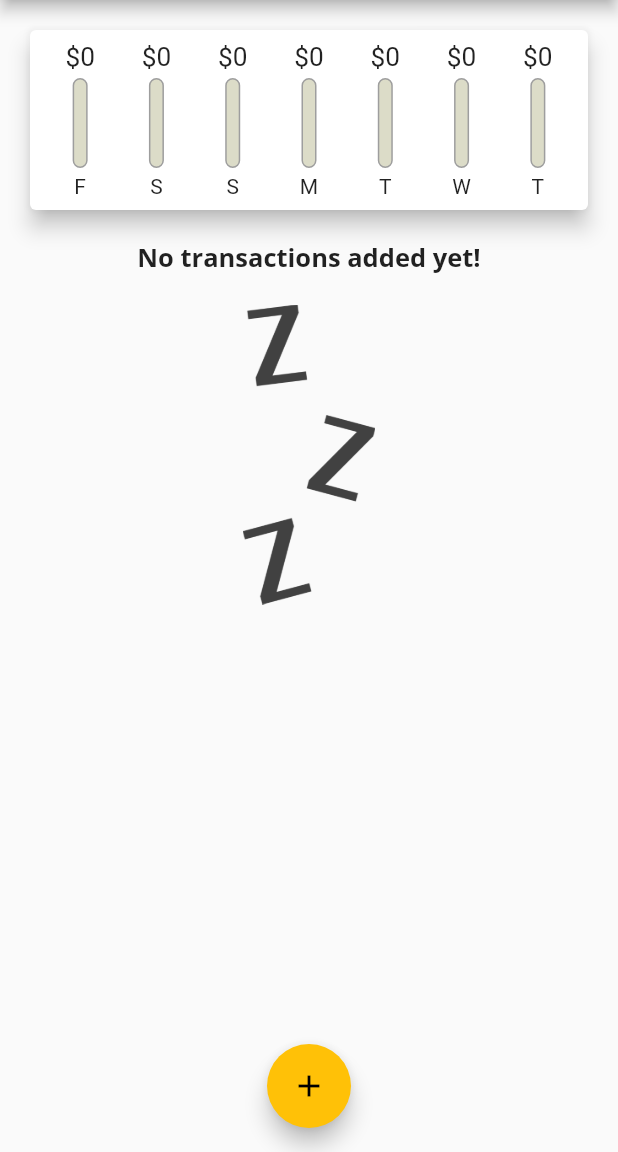
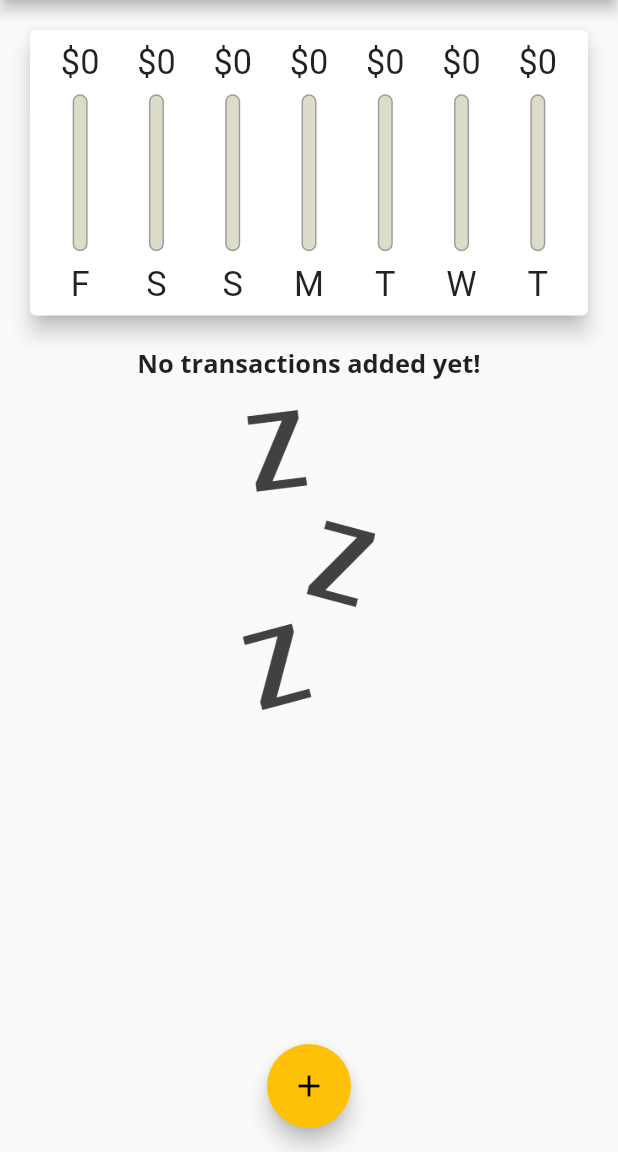
Before and after one commit to TadasPaulauskas/personal_expenses, a Flutter app: the screen it shows after launch, on a phone screen of 412 x 824 dp, the part 84-1236 px from its top. Run offline on Flutter 3.47's test engine with Material 2 defaults, Android fonts, the phone set to English and light mode, and no system bars.

Commit message:
LayoutBuilder,SizedBox, DeviceOrientation

```diff
--- a/lib/main.dart
+++ b/lib/main.dart
@@ -1,16 +1,26 @@
 import 'package:flutter/material.dart';
+import 'package:flutter/services.dart';
 import './widgets/chart.dart';
 import './widgets/transaction_list.dart';
 import './widgets/new_transaction.dart';
 import './models/transaction.dart';
 
-void main() => runApp(MyApp());
+void main() {
+  WidgetsFlutterBinding.ensureInitialized();
+  SystemChrome.setPreferredOrientations([
+    DeviceOrientation.portraitUp,
+    DeviceOrientation.portraitDown,
+  ]);
+  runApp(MyApp());
+}
 
 class MyApp extends StatelessWidget {
   MyApp({super.key});
 
   @override
   Widget build(BuildContext context) {
+    // Look at textScaleFactor
+    // final curScaleFactor = MediaQuery.of(context).textScaleFactor;
     return MaterialApp(
       title: 'Personal Expenses',
       theme: ThemeData(
@@ -107,8 +117,7 @@ class _MyHomePageState extends State<MyHomePage> {
 
   @override
   Widget build(BuildContext context) {
-    return Scaffold(
-      appBar: AppBar(
+    final appBar = AppBar(
       title: const Text(
         'Personal Expenses',
       ),
@@ -118,16 +127,30 @@ class _MyHomePageState extends State<MyHomePage> {
           icon: const Icon(Icons.add),
         )
       ],
-      ),
+    );
+    return Scaffold(
+      appBar: appBar,
       body: SingleChildScrollView(
         child: Column(
           mainAxisAlignment: MainAxisAlignment.start,
           crossAxisAlignment: CrossAxisAlignment.stretch,
           children: [
-            Chart(recentTransactions: _recentTransactions),
-            TransactionList(
+            Container(
+              height: (MediaQuery.of(context).size.height -
+                      appBar.preferredSize.height -
+                      MediaQuery.of(context).padding.top) *
+                  0.3,
+              child: Chart(recentTransactions: _recentTransactions),
+            ),
+            Container(
+              height: (MediaQuery.of(context).size.height -
+                      appBar.preferredSize.height -
+                      MediaQuery.of(context).padding.top) *
+                  0.7,
+              child: TransactionList(
                 transactions: _userTransactions,
                 deleteTx: _deleteTransaction,
+              ),
             ),
           ],
         ),
--- a/lib/widgets/chart.dart
+++ b/lib/widgets/chart.dart
@@ -37,7 +37,8 @@ class Chart extends StatelessWidget {
 
   @override
   Widget build(BuildContext context) {
-    return Card(
+    return SizedBox(
+      child: Card(
         elevation: 6,
         margin: const EdgeInsets.all(20),
         child: Container(
@@ -58,6 +59,7 @@ class Chart extends StatelessWidget {
             }).toList(),
           ),
         ),
+      ),
     );
   }
 }
--- a/lib/widgets/chart_bar.dart
+++ b/lib/widgets/chart_bar.dart
@@ -14,19 +14,20 @@ class ChartBar extends StatelessWidget {
 
   @override
   Widget build(BuildContext context) {
+    return LayoutBuilder(builder: (ctx, constraints) {
       return Column(
         children: [
           Container(
-          height: 20,
+            height: constraints.maxHeight * 0.15,
             child: FittedBox(
               child: Text('\$${spendingAmount.toStringAsFixed(0)}'),
             ),
           ),
-        const SizedBox(
-          height: 4,
+          SizedBox(
+            height: constraints.maxHeight * 0.05,
           ),
           Container(
-          height: 60,
+            height: constraints.maxHeight * 0.6,
             width: 10,
             child: Stack(
               children: [
@@ -49,11 +50,17 @@ class ChartBar extends StatelessWidget {
               ],
             ),
           ),
-        const SizedBox(
-          height: 4,
+          SizedBox(
+            height: constraints.maxHeight * 0.05,
           ),
-        Text(label),
+          Container(
+            height: constraints.maxHeight * 0.15,
+            child: FittedBox(
+              child: Text(label),
+            ),
+          ),
         ],
       );
+    });
   }
 }
--- a/lib/widgets/transaction_list.dart
+++ b/lib/widgets/transaction_list.dart
@@ -14,9 +14,7 @@ class TransactionList extends StatelessWidget {
 
   @override
   Widget build(BuildContext context) {
-    return Container(
-      height: 500,
-      child: transactions.isEmpty
+    return transactions.isEmpty
         ? Column(
             children: [
               Text(
@@ -122,7 +120,6 @@ class TransactionList extends StatelessWidget {
               // );
             },
             itemCount: transactions.length,
-            ),
           );
   }
 }
```
Lines whose indentation alone changed are shown as unchanged.
